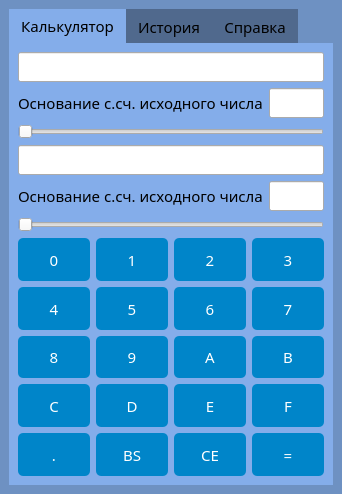
Qt form mainwindow.ui (Ilyusha-Novoselov/Converter_p1_p2) before a commit.
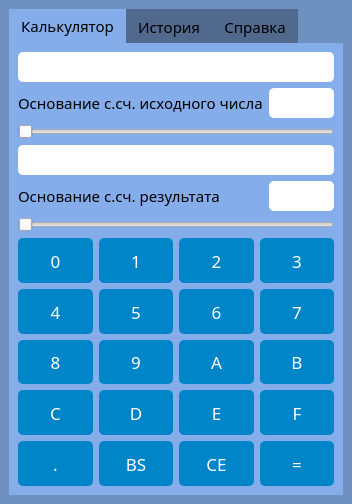
The same form after that commit. Custom widgets are drawn as their Qt base class.

Commit message: Added focus to the input field, fixed the text in the label, removed a bug with the layout, added a couple of styles

```diff
--- a/mainwindow.ui
+++ b/mainwindow.ui
@@ -42,6 +42,7 @@
 }
 
 QPushButton{
+	font-size: 13pt;
 	background-color:#0085c9;
     color: #fff;
     border: none;
@@ -59,6 +60,11 @@
 
 QPushButton:disabled{
 	background-color: #474747;
+}
+
+QLineEdit {
+	font-size: 15pt;
+	border-radius: 5px;
 }</string>
   </property>
   <widget class="QWidget" name="centralwidget">
@@ -94,7 +100,7 @@
           <item>
            <widget class="QLineEdit" name="Edit_p1">
             <property name="sizePolicy">
-             <sizepolicy hsizetype="Maximum" vsizetype="Fixed">
+             <sizepolicy hsizetype="Preferred" vsizetype="Fixed">
               <horstretch>0</horstretch>
               <verstretch>0</verstretch>
              </sizepolicy>
@@ -143,14 +149,14 @@
              </sizepolicy>
             </property>
             <property name="text">
-             <string>Основание с.сч. исходного числа</string>
+             <string>Основание с.сч. результата           </string>
             </property>
            </widget>
           </item>
           <item>
            <widget class="QLineEdit" name="Edit_p2">
             <property name="sizePolicy">
-             <sizepolicy hsizetype="Maximum" vsizetype="Fixed">
+             <sizepolicy hsizetype="Preferred" vsizetype="Fixed">
               <horstretch>0</horstretch>
               <verstretch>0</verstretch>
              </sizepolicy>
```
The commit also changes 4 other files.
